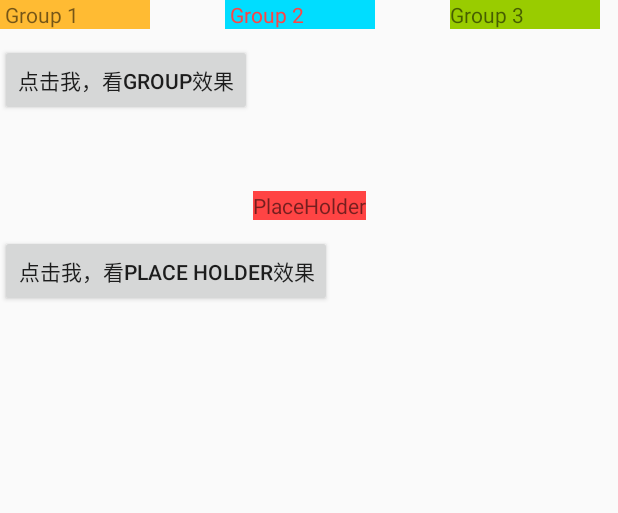
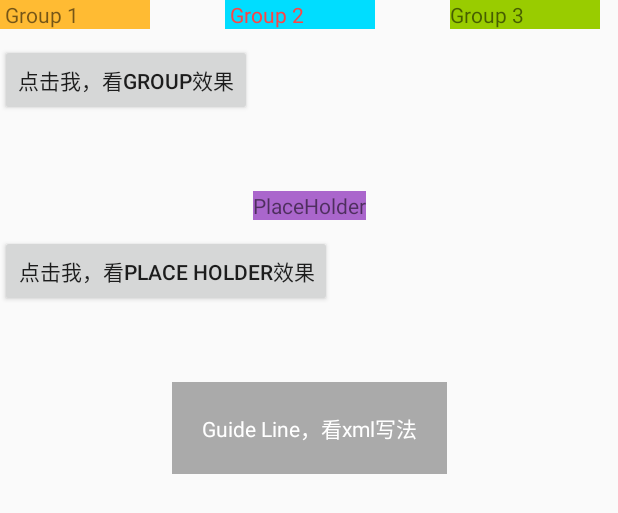
Before and after one commit to gengwenwu/AndroidUIDemo, an Android app: the layout activity_constraint_other.xml on its own in the app's theme, with its tools: preview values and no code run, on a phone screen of 412 x 824 dp. Shown: the top 513 px of the screen. Run offline under Robolectric (Android 15) with nearby library versions, the phone set to English and light mode, and no system bars.

Commit message:
约束布局 Guild line

```diff
--- a/app/src/main/java/com/logan/android/ui/layout/constraint/ConstraintOtherActivity.kt
+++ b/app/src/main/java/com/logan/android/ui/layout/constraint/ConstraintOtherActivity.kt
@@ -38,6 +38,12 @@ class ConstraintOtherActivity : AppCompatActivity() {
             findViewById<Placeholder>(R.id.place_holder).setContentId(R.id.tv_tv4);
         }
 
+        // 3，Guild line 像辅助线一样，在预览的时候帮助你完成布局（不会显示在界面上）。Guild line的主要属性：
+        //      android:orientation  垂直vertical，水平horizontal
+        //      app:layout_constraintGuide_begin  开始位置
+        //      app:layout_constraintGuide_end  结束位置
+        //      app:layout_constraintGuide_percent 距离顶部的百分比(orientation = horizontal时则为距离左边)
+        //
     }
 
 }
--- a/app/src/main/res/layout/activity_constraint_other.xml
+++ b/app/src/main/res/layout/activity_constraint_other.xml
@@ -6,6 +6,7 @@
     android:layout_height="match_parent"
     tools:context=".MainActivity">
 
+    <!--  1, 组 group -->
     <TextView
         android:id="@+id/tv_tv1"
         android:layout_width="100dp"
@@ -36,7 +37,6 @@
         app:layout_constraintStart_toEndOf="@id/tv_tv2"
         app:layout_constraintTop_toTopOf="parent" />
 
-    <!--  1, 组 group -->
     <androidx.constraintlayout.widget.Group
         android:id="@+id/group"
         android:layout_width="wrap_content"
@@ -52,7 +52,7 @@
         app:layout_constraintStart_toStartOf="parent"
         app:layout_constraintTop_toBottomOf="@id/tv_tv1" />
 
-    <!--  2,  Placeholder设置 app:content="@+id/tv_tv4", tv_tv4组件位置移动到Placeholder位置  -->
+    <!--  2,  Placeholder设置 app:content="@+id/tv_tv4", tv_tv4组件移动到Placeholder位置  -->
     <androidx.constraintlayout.widget.Placeholder
         android:id="@+id/place_holder"
         android:layout_width="wrap_content"
@@ -66,7 +66,7 @@
         android:layout_width="wrap_content"
         android:layout_height="wrap_content"
         android:layout_marginTop="50dp"
-        android:background="@android:color/holo_red_light"
+        android:background="@android:color/holo_purple"
         android:text="PlaceHolder"
         app:layout_constraintEnd_toEndOf="parent"
         app:layout_constraintStart_toStartOf="parent"
@@ -81,5 +81,44 @@
         app:layout_constraintStart_toStartOf="parent"
         app:layout_constraintTop_toBottomOf="@+id/tv_tv4" />
 
+    <!-- 3,  guide line
+        app:layout_constraintGuide_begin
+        app:layout_constraintGuide_end
+        app:layout_constraintGuide_percent
+    -->
+    <android.support.constraint.Guideline
+        android:id="@+id/guideline1"
+        android:layout_width="wrap_content"
+        android:layout_height="wrap_content"
+        android:orientation="horizontal"
+        app:layout_constraintGuide_begin="250dp" />
+
+    <androidx.constraintlayout.widget.Guideline
+        android:id="@+id/guideline2"
+        android:layout_width="wrap_content"
+        android:layout_height="wrap_content"
+        android:orientation="vertical"
+        app:layout_constraintGuide_end="50dp" />
+
+    <androidx.constraintlayout.widget.Guideline
+        android:id="@+id/guideline3"
+        android:layout_width="wrap_content"
+        android:layout_height="wrap_content"
+        android:orientation="vertical"
+        app:layout_constraintGuide_percent="0.6" />
+
+    <TextView
+        android:id="@+id/tv_guide_line"
+        android:layout_width="wrap_content"
+        android:layout_height="wrap_content"
+        android:layout_marginTop="50dp"
+        android:background="@android:color/darker_gray"
+        android:padding="20dp"
+        android:text="Guide Line，看xml写法"
+        android:textColor="@android:color/white"
+        app:layout_constraintEnd_toEndOf="parent"
+        app:layout_constraintStart_toStartOf="parent"
+        app:layout_constraintTop_toBottomOf="@+id/btn_show_4_place_holder" />
+
 
 </androidx.constraintlayout.widget.ConstraintLayout>
```
